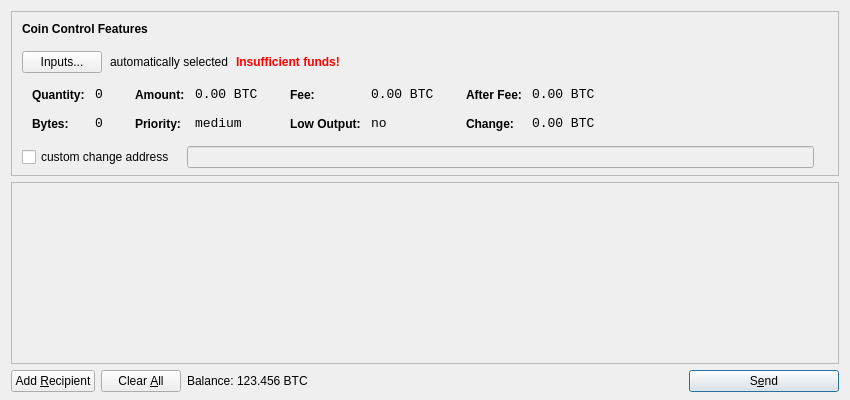
Above: src/qt/forms/sendcoinsdialog.ui from raffermeko/bitcoin before the change. Below: the same form after it.
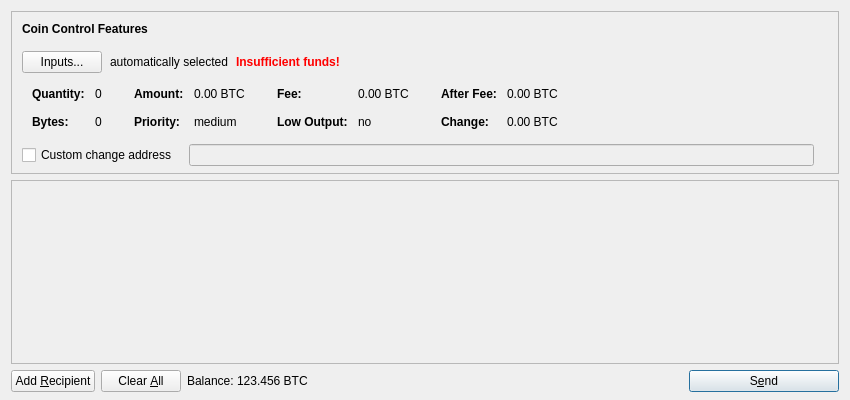
That is the form after the change. Icons and pictures are not drawn. Custom widgets are drawn as their Qt base class.

Commit message:
[Qt] coin-control features GUI cleanup 2
- remove monospace labels from sendcoinsdialog also
- use a validated line edit for the change address
- add a tooltip to change address switch
- ensure we have a valid change address in
  CoinControlDialog::coinControl->destChange or just CNoDestination()
- some small ui file changes

```diff
--- a/src/qt/forms/sendcoinsdialog.ui
+++ b/src/qt/forms/sendcoinsdialog.ui
@@ -39,7 +39,7 @@
      </property>
      <layout class="QVBoxLayout" name="verticalLayoutCoinControl2">
       <property name="spacing">
-       <number>-1</number>
+       <number>0</number>
       </property>
       <property name="leftMargin">
        <number>0</number>
@@ -219,12 +219,6 @@
                </item>
                <item row="0" column="1">
                 <widget class="QLabel" name="labelCoinControlQuantity">
-                 <property name="font">
-                  <font>
-                   <family>Monospace</family>
-                   <pointsize>10</pointsize>
-                  </font>
-                 </property>
                  <property name="cursor">
                   <cursorShape>IBeamCursor</cursorShape>
                  </property>
@@ -254,12 +248,6 @@
                </item>
                <item row="1" column="1">
                 <widget class="QLabel" name="labelCoinControlBytes">
-                 <property name="font">
-                  <font>
-                   <family>Monospace</family>
-                   <pointsize>10</pointsize>
-                  </font>
-                 </property>
                  <property name="cursor">
                   <cursorShape>IBeamCursor</cursorShape>
                  </property>
@@ -308,12 +296,6 @@
                </item>
                <item row="0" column="1">
                 <widget class="QLabel" name="labelCoinControlAmount">
-                 <property name="font">
-                  <font>
-                   <family>Monospace</family>
-                   <pointsize>10</pointsize>
-                  </font>
-                 </property>
                  <property name="cursor">
                   <cursorShape>IBeamCursor</cursorShape>
                  </property>
@@ -340,12 +322,6 @@
                </item>
                <item row="1" column="1">
                 <widget class="QLabel" name="labelCoinControlPriority">
-                 <property name="font">
-                  <font>
-                   <family>Monospace</family>
-                   <pointsize>10</pointsize>
-                  </font>
-                 </property>
                  <property name="cursor">
                   <cursorShape>IBeamCursor</cursorShape>
                  </property>
@@ -394,12 +370,6 @@
                </item>
                <item row="0" column="1">
                 <widget class="QLabel" name="labelCoinControlFee">
-                 <property name="font">
-                  <font>
-                   <family>Monospace</family>
-                   <pointsize>10</pointsize>
-                  </font>
-                 </property>
                  <property name="cursor">
                   <cursorShape>IBeamCursor</cursorShape>
                  </property>
@@ -426,12 +396,6 @@
                </item>
                <item row="1" column="1">
                 <widget class="QLabel" name="labelCoinControlLowOutput">
-                 <property name="font">
-                  <font>
-                   <family>Monospace</family>
-                   <pointsize>10</pointsize>
-                  </font>
-                 </property>
                  <property name="cursor">
                   <cursorShape>IBeamCursor</cursorShape>
                  </property>
@@ -480,12 +444,6 @@
                </item>
                <item row="0" column="1">
                 <widget class="QLabel" name="labelCoinControlAfterFee">
-                 <property name="font">
-                  <font>
-                   <family>Monospace</family>
-                   <pointsize>10</pointsize>
-                  </font>
-                 </property>
                  <property name="cursor">
                   <cursorShape>IBeamCursor</cursorShape>
                  </property>
@@ -512,12 +470,6 @@
                </item>
                <item row="1" column="1">
                 <widget class="QLabel" name="labelCoinControlChange">
-                 <property name="font">
-                  <font>
-                   <family>Monospace</family>
-                   <pointsize>10</pointsize>
-                  </font>
-                 </property>
                  <property name="cursor">
                   <cursorShape>IBeamCursor</cursorShape>
                  </property>
@@ -556,7 +508,7 @@
           <item>
            <widget class="QCheckBox" name="checkBoxCoinControlChange">
             <property name="text">
-             <string>custom change address</string>
+             <string>Custom change address</string>
             </property>
            </widget>
           </item>
@@ -626,7 +578,7 @@
         <x>0</x>
         <y>0</y>
         <width>830</width>
-        <height>165</height>
+        <height>178</height>
        </rect>
       </property>
       <layout class="QVBoxLayout" name="verticalLayout_2" stretch="0,1">
@@ -778,6 +730,13 @@
    </item>
   </layout>
  </widget>
+ <customwidgets>
+  <customwidget>
+   <class>QValidatedLineEdit</class>
+   <extends>QLineEdit</extends>
+   <header>qvalidatedlineedit.h</header>
+  </customwidget>
+ </customwidgets>
  <resources>
   <include location="../bitcoin.qrc"/>
  </resources>
```
Left out of the diff: 16 changed lines with no effect on the pictures. The commit also changes 1 other file.
